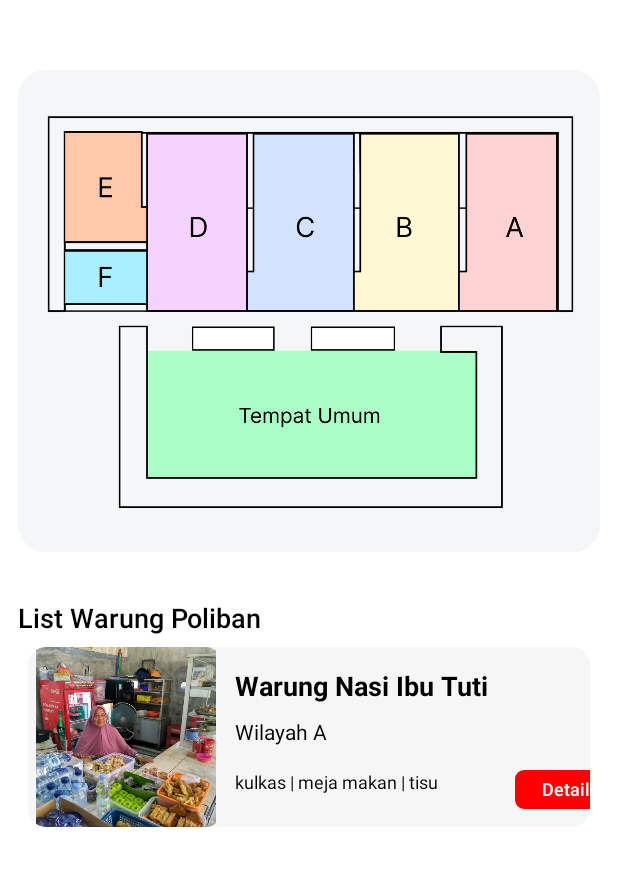
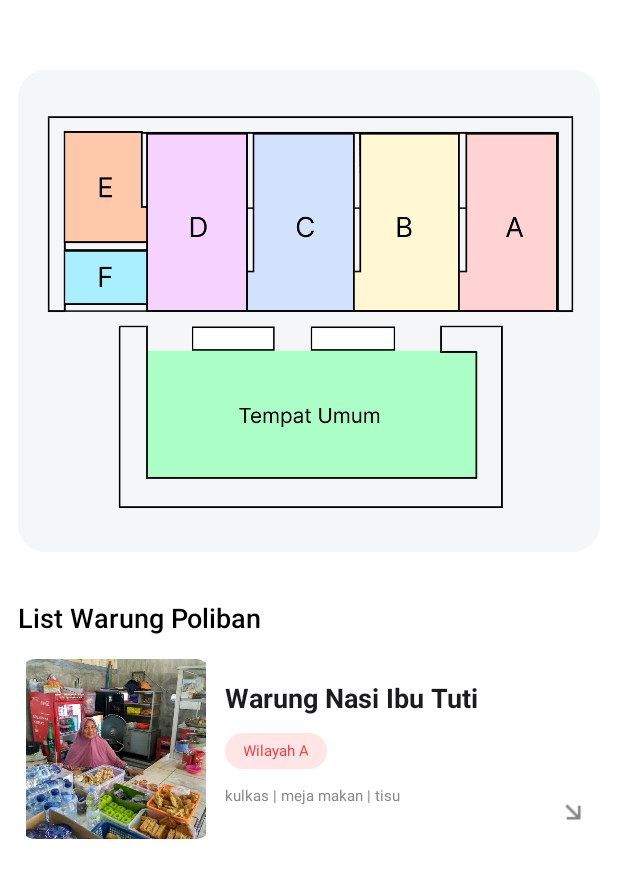
Before and after one commit to Izalfront/WarungPoliban, an Android app built with Jetpack Compose: the @Preview function previewHome, on a phone screen of 412 x 824 dp. Shown: the top 878 px of the screen. Run offline under Robolectric (Android 15) with nearby library versions, the phone set to English and light mode, and no system bars.

Commit message:
Design Home | Lists Card Warung

```diff
--- a/app/src/main/java/com/example/warungpoliban/MainActivity.kt
+++ b/app/src/main/java/com/example/warungpoliban/MainActivity.kt
@@ -10,6 +10,7 @@ import androidx.compose.material3.Text
 import androidx.compose.runtime.Composable
 import androidx.compose.ui.Modifier
 import androidx.compose.ui.tooling.preview.Preview
+import com.example.warungpoliban.home.previewHome
 import com.example.warungpoliban.ui.theme.WarungPolibanTheme
 
 class MainActivity : ComponentActivity() {
@@ -17,27 +18,18 @@ class MainActivity : ComponentActivity() {
         super.onCreate(savedInstanceState)
         setContent {
             WarungPolibanTheme {
-                // A surface container using the 'background' color from the theme
                 Surface(modifier = Modifier.fillMaxSize(), color = MaterialTheme.colorScheme.background) {
-                    Greeting("Android")
+
                 }
             }
         }
     }
 }
 
-@Composable
-fun Greeting(name: String, modifier: Modifier = Modifier) {
-    Text(
-        text = "Hello $name!",
-        modifier = modifier
-    )
-}
-
 @Preview(showBackground = true)
 @Composable
 fun GreetingPreview() {
     WarungPolibanTheme {
-        Greeting("Android")
+        previewHome()
     }
 }
--- a/app/src/main/java/com/example/warungpoliban/home/Home.kt
+++ b/app/src/main/java/com/example/warungpoliban/home/Home.kt
@@ -1,6 +1,7 @@
 package com.example.warungpoliban.home
 
 import androidx.compose.foundation.Image
+import androidx.compose.foundation.background
 import androidx.compose.foundation.layout.Arrangement
 import androidx.compose.foundation.layout.Column
 import androidx.compose.foundation.layout.Row
@@ -52,10 +53,6 @@ fun listNamaWarung(){
             color = Color.Black,
             style = TextStyle(fontWeight = FontWeight.SemiBold, fontSize = 18.sp)
         )
-        Spacer(modifier = Modifier.padding(top = 8.dp))
-        Column (modifier = Modifier.fillMaxSize()){
-            listWarung()
-        }
     }
 }
 
@@ -66,8 +63,11 @@ fun previewHome(){
         modifier = Modifier
             .padding(12.dp)
             .fillMaxSize()
+            .background(Color.White)
     ){
         mapWarung()
         listNamaWarung()
+        Spacer(modifier = Modifier.padding(top = 8.dp, bottom = 8.dp))
+        listWarung()
     }
 }
--- a/app/src/main/java/com/example/warungpoliban/listCard/ListWarung.kt
+++ b/app/src/main/java/com/example/warungpoliban/listCard/ListWarung.kt
@@ -35,22 +35,26 @@ import androidx.compose.ui.tooling.preview.Preview
 import androidx.compose.ui.unit.dp
 import androidx.compose.ui.unit.sp
 import com.example.warungpoliban.R
+import com.example.warungpoliban.ui.theme.RedText
+import com.example.warungpoliban.ui.theme.RedTextBg
 
 @Preview(showBackground = true)
 @Composable
 fun listWarung(){
     val warungA = painterResource(id = R.drawable.warung_a)
+    val arrowDetail = painterResource(id = R.drawable.down_line)
     Card (
         modifier = Modifier
             .fillMaxWidth()
             .height(120.dp)
             .wrapContentWidth()
             .clickable { },
+                shape = MaterialTheme.shapes.small,
                 colors = CardDefaults.cardColors(
-                containerColor = MaterialTheme.colorScheme.onBackground.copy(alpha = 0.04f),
+                containerColor = Color.White,
     )
     ){
-        Row(
+        Row( modifier = Modifier.fillMaxWidth()
         ) {
             Image(
                 painter = warungA,
@@ -72,27 +76,51 @@ fun listWarung(){
                         fontSize = 18.sp
                     )
                     Spacer(modifier = Modifier.padding(bottom = 12.dp))
-                Text(text = "Wilayah A")
-                Spacer(modifier = Modifier.padding(bottom = 18.dp))
+                    Text(modifier = Modifier
+                        .background(Color.Red.copy(alpha = 0.1f), shape = RoundedCornerShape(20.dp))
+                        .padding(horizontal = 12.dp, vertical = 6.dp)
+                        .clip(shape = RoundedCornerShape(12.dp)),
+                        text = "Wilayah A",
+                        fontSize = 10.sp,
+                        color = RedText
+                    )
+                    Spacer(modifier = Modifier.padding(bottom = 12.dp))
                         Text(
                             text = "kulkas | meja makan | tisu",
-                    fontSize = 12.sp
+                            fontSize = 10.sp,
+                            color = Color.Gray,
                         )
                 }
-            Column(
+//            --------- icon detail
+            Box(
                 modifier = Modifier
-                    .offset(x = (18).dp, y = (82).dp)
+                    .size(150.dp)
+                    .padding(8.dp)
+                    .graphicsLayer(alpha = 0.5f),
+                contentAlignment = Alignment.BottomEnd
             ) {
-                    Text(
-                        modifier = Modifier
-                            .background(Color.Red, shape = RoundedCornerShape(6.dp))
-                            .padding(horizontal = 18.dp, vertical = 6.dp),
-                        text = "Detail",
-                        fontSize = 12.sp,
-                        fontWeight = FontWeight.SemiBold,
-                        color = Color.White,
+                Image(
+                    painter = arrowDetail,
+                    contentDescription = null,
+                    modifier = Modifier.size(20.dp)
                 )
             }
         }
     }
 }
+//Column(
+//modifier = Modifier
+//.align(Alignment.Bottom)
+//.padding(8.dp)
+//) {
+//    Text(
+//        modifier = Modifier
+//            .background(Color.Red, shape = RoundedCornerShape(6.dp))
+//            .padding(horizontal = 18.dp, vertical = 6.dp),
+//        text = "Detail",
+//        fontSize = 8.sp,
+//        fontWeight = FontWeight.SemiBold,
+//        color = Color.White,
+//    )
+//    Spacer(modifier = Modifier.padding(horizontal = 12.dp))
+//}
--- /dev/null
+++ b/app/src/main/java/com/example/warungpoliban/sampleData/DataWarung.kt
@@ -0,0 +1,4 @@
+package com.example.warungpoliban.sampleData
+
+class DataWarung {
+}
--- a/app/src/main/java/com/example/warungpoliban/ui/theme/Color.kt
+++ b/app/src/main/java/com/example/warungpoliban/ui/theme/Color.kt
@@ -9,3 +9,15 @@ val Pink80 = Color(0xFFEFB8C8)
 val Purple40 = Color(0xFF6650a4)
 val PurpleGrey40 = Color(0xFF625b71)
 val Pink40 = Color(0xFF7D5260)
+
+// list warna WARUNG POLIBAN ----
+val RedTextBg = Color(0xFFFFD3D3)
+val RedText = Color(0xFFEE4040)
+
+val YellowTextBg = Color(0xFFFFF8D3)
+val YellowText = Color(0xFFA98B1D)
+
+val BlueTextBg = Color(0xFFD3E2FF)
+val BlueText = Color(0xFF1D44A9)
+
+val PrimaryRed = Color(0xFFEE4040)
```
Also changed, not shown: app/src/main/res/drawable/down_line.png (added). Lines whose indentation alone changed are shown as unchanged.
